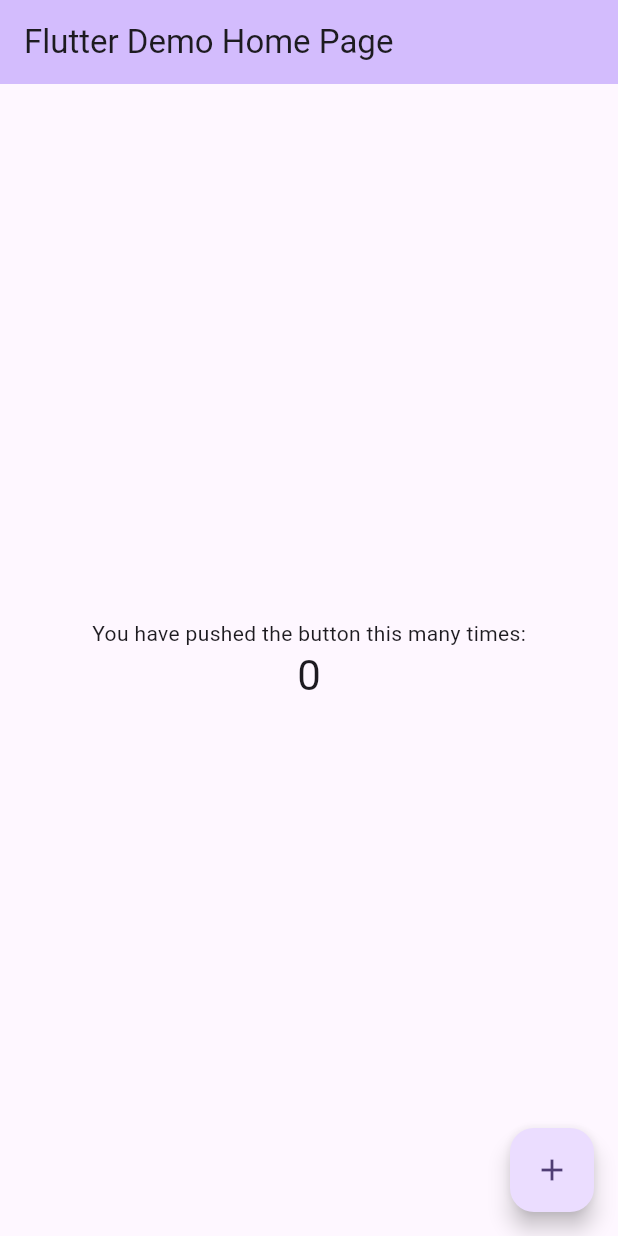
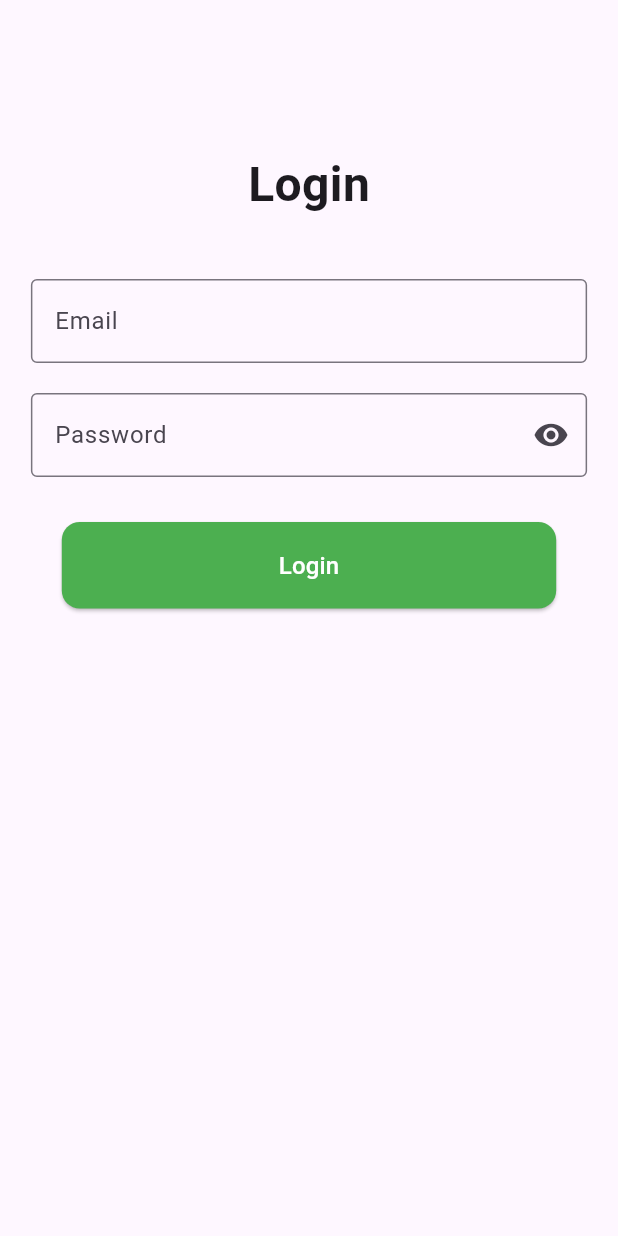
Before and after one commit to Krishnenduau/noteapp, a Flutter app: the screen it shows after launch, on a phone screen of 412 x 824 dp. Run offline on Flutter 3.47's test engine with Material 3 defaults, Android fonts, the phone set to English and light mode, and no system bars; our stand-ins replace get, shimmer.

Commit message:
note app 3 screen

```diff
--- /dev/null
+++ b/lib/Screen/login/login_logic.dart
@@ -0,0 +1,52 @@
+import 'package:get/get.dart';
+import 'package:note_app/Api/api.dart';
+
+import 'package:http/http.dart' as http;
+import 'package:note_app/Screen/home/home_view.dart';
+import 'package:note_app/components/snackbar.dart';
+
+class LoginController extends GetxController {
+  var email = ''.obs;
+  var password = ''.obs;
+  var passwordVisible = false.obs;
+
+  // Toggle password visibility
+  void togglePasswordVisibility() {
+    passwordVisible.value = !passwordVisible.value;
+  }
+
+  static Future<bool> apiLogin(Map<String, String> data) async {
+    await Future.delayed(Duration(seconds: 2));
+
+    const validEmail = 'eve.holt@reqres.in';
+    const validPassword = 'cityslicka';
+
+    if (data['email'] == validEmail && data['password'] == validPassword) {
+      return true;
+    } else {
+      return false;
+    }
+  }
+
+  // Function to handle login logic
+  Future<void> login(String email, String password) async {
+    // Check if either email or password is empty
+    if (email.isEmpty || password.isEmpty) {
+      showCustomSnackbar('Message', 'Please fill in both email and password');
+
+      return; // Don't proceed further if fields are empty
+    }
+
+    final data = {'email': email, 'password': password};
+
+    // Simulate an API call to validate the login
+    final isSuccess = await apiLogin(data);
+
+    if (isSuccess) {
+      // Navigate to the HomePage on success
+      Get.offAll(() => HomePage());
+    } else {
+      showCustomSnackbar('Login Failed', 'Invalid username or password');
+    }
+  }
+}
--- /dev/null
+++ b/lib/Screen/login/login_view.dart
@@ -0,0 +1,84 @@
+import 'package:flutter/material.dart';
+import 'package:get/get.dart';
+import 'package:note_app/components/common_textfield.dart';
+import 'package:note_app/Screen/login/login_logic.dart';
+
+class LoginPage extends StatelessWidget {
+  final LoginController controller = Get.put(LoginController());
+  final TextEditingController emailController = TextEditingController();
+  final TextEditingController passwordController = TextEditingController();
+
+  @override
+  Widget build(BuildContext context) {
+    final size = MediaQuery.of(context).size;
+
+    return Scaffold(
+      body: SingleChildScrollView(
+        child: Padding(
+          padding: EdgeInsets.symmetric(
+            horizontal: size.width * 0.05,
+          ), // 5% padding on left and right
+          child: Center(
+            child: Column(
+              mainAxisAlignment: MainAxisAlignment.center,
+              crossAxisAlignment: CrossAxisAlignment.center,
+              children: [
+                const SizedBox(
+                  height: 100,
+                ), // To ensure some space from the top
+                const Text(
+                  'Login',
+                  style: TextStyle(fontSize: 32, fontWeight: FontWeight.bold),
+                ),
+                const SizedBox(height: 40),
+
+                // Email Field
+                CommonTextField(
+                  label: 'Email',
+                  controller: emailController,
+                  onChanged: (value) => controller.email.value = value,
+                  isPasswordField: false,
+                ),
+                const SizedBox(height: 20),
+
+                // Password Field with visibility toggle
+                Obx(
+                  () => CommonTextField(
+                    label: 'Password',
+                    controller: passwordController,
+                    obscureText: controller.passwordVisible.value,
+                    isPasswordField: true,
+                    onChanged: (value) => controller.password.value = value,
+                    onToggleVisibility: controller.togglePasswordVisibility,
+                  ),
+                ),
+                const SizedBox(height: 30),
+
+                // Login Button
+                ElevatedButton(
+                  style: ElevatedButton.styleFrom(
+                    backgroundColor: Colors.green,
+                    minimumSize: Size(
+                      size.width * 0.8,
+                      size.height * 0.07,
+                    ), // 80% width, 7% height
+                    shape: RoundedRectangleBorder(
+                      borderRadius: BorderRadius.circular(12),
+                    ),
+                  ),
+                  onPressed: () {
+
+                  },
+                  child: const Text(
+                    'Login',
+                    style: TextStyle(fontSize: 16, color: Colors.white),
+                  ),
+                ),
+              ],
+            ),
+          ),
+        ),
+      ),
+    );
+  }
+}
--- /dev/null
+++ b/lib/components/common_textfield.dart
@@ -0,0 +1,50 @@
+import 'package:flutter/material.dart';
+import 'package:flutter/material.dart';
+
+class CommonTextField extends StatelessWidget {
+  final String label;
+  final bool obscureText;
+  final bool isPasswordField;
+  final TextEditingController controller;
+  final Function(String) onChanged;
+  final VoidCallback? onToggleVisibility;
+  final int maxLines;
+
+  const CommonTextField({
+    Key? key,
+    required this.label,
+    this.obscureText = false,
+    this.isPasswordField = false,
+    required this.controller,
+    required this.onChanged,
+    this.onToggleVisibility,
+    this.maxLines = 1, // default to single-line input
+  }) : super(key: key);
+
+  @override
+  Widget build(BuildContext context) {
+    return TextField(
+      controller: controller,
+      obscureText: obscureText,
+      onChanged: onChanged,
+      maxLines: maxLines,
+      decoration: InputDecoration(
+        labelText: label,
+        border: const OutlineInputBorder(),
+        contentPadding: const EdgeInsets.symmetric(
+          horizontal: 12,
+          vertical: 16,
+        ),
+        suffixIcon:
+            isPasswordField
+                ? IconButton(
+                  icon: Icon(
+                    obscureText ? Icons.visibility_off : Icons.visibility,
+                  ),
+                  onPressed: onToggleVisibility,
+                )
+                : null,
+      ),
+    );
+  }
+}
--- a/lib/main.dart
+++ b/lib/main.dart
@@ -1,4 +1,6 @@
 import 'package:flutter/material.dart';
+import 'package:get/get.dart';
+import 'package:note_app/Screen/login/login_view.dart';
 
 void main() {
   runApp(const MyApp());
@@ -7,116 +9,8 @@ void main() {
 class MyApp extends StatelessWidget {
   const MyApp({super.key});
 
-  // This widget is the root of your application.
   @override
   Widget build(BuildContext context) {
-    return MaterialApp(
-      title: 'Flutter Demo',
-      theme: ThemeData(
-        // This is the theme of your application.
-        //
-        // TRY THIS: Try running your application with "flutter run". You'll see
-        // the application has a purple toolbar. Then, without quitting the app,
-        // try changing the seedColor in the colorScheme below to Colors.green
-        // and then invoke "hot reload" (save your changes or press the "hot
-        // reload" button in a Flutter-supported IDE, or press "r" if you used
-        // the command line to start the app).
-        //
-        // Notice that the counter didn't reset back to zero; the application
-        // state is not lost during the reload. To reset the state, use hot
-        // restart instead.
-        //
-        // This works for code too, not just values: Most code changes can be
-        // tested with just a hot reload.
-        colorScheme: ColorScheme.fromSeed(seedColor: Colors.deepPurple),
-      ),
-      home: const MyHomePage(title: 'Flutter Demo Home Page'),
-    );
+    return GetMaterialApp(debugShowCheckedModeBanner: false, home: LoginPage());
   }
 }
-
-class MyHomePage extends StatefulWidget {
-  const MyHomePage({super.key, required this.title});
-
-  // This widget is the home page of your application. It is stateful, meaning
-  // that it has a State object (defined below) that contains fields that affect
-  // how it looks.
-
-  // This class is the configuration for the state. It holds the values (in this
-  // case the title) provided by the parent (in this case the App widget) and
-  // used by the build method of the State. Fields in a Widget subclass are
-  // always marked "final".
-
-  final String title;
-
-  @override
-  State<MyHomePage> createState() => _MyHomePageState();
-}
-
-class _MyHomePageState extends State<MyHomePage> {
-  int _counter = 0;
-
-  void _incrementCounter() {
-    setState(() {
-      // This call to setState tells the Flutter framework that something has
-      // changed in this State, which causes it to rerun the build method below
-      // so that the display can reflect the updated values. If we changed
-      // _counter without calling setState(), then the build method would not be
-      // called again, and so nothing would appear to happen.
-      _counter++;
-    });
-  }
-
-  @override
-  Widget build(BuildContext context) {
-    // This method is rerun every time setState is called, for instance as done
-    // by the _incrementCounter method above.
-    //
-    // The Flutter framework has been optimized to make rerunning build methods
-    // fast, so that you can just rebuild anything that needs updating rather
-    // than having to individually change instances of widgets.
-    return Scaffold(
-      appBar: AppBar(
-        // TRY THIS: Try changing the color here to a specific color (to
-        // Colors.amber, perhaps?) and trigger a hot reload to see the AppBar
-        // change color while the other colors stay the same.
-        backgroundColor: Theme.of(context).colorScheme.inversePrimary,
-        // Here we take the value from the MyHomePage object that was created by
-        // the App.build method, and use it to set our appbar title.
-        title: Text(widget.title),
-      ),
-      body: Center(
-        // Center is a layout widget. It takes a single child and positions it
-        // in the middle of the parent.
-        child: Column(
-          // Column is also a layout widget. It takes a list of children and
-          // arranges them vertically. By default, it sizes itself to fit its
-          // children horizontally, and tries to be as tall as its parent.
-          //
-          // Column has various properties to control how it sizes itself and
-          // how it positions its children. Here we use mainAxisAlignment to
-          // center the children vertically; the main axis here is the vertical
-          // axis because Columns are vertical (the cross axis would be
-          // horizontal).
-          //
-          // TRY THIS: Invoke "debug painting" (choose the "Toggle Debug Paint"
-          // action in the IDE, or press "p" in the console), to see the
-          // wireframe for each widget.
-          mainAxisAlignment: MainAxisAlignment.center,
-          children: <Widget>[
-            const Text('You have pushed the button this many times:'),
-            Text(
-              '$_counter',
-              style: Theme.of(context).textTheme.headlineMedium,
-            ),
-          ],
-        ),
-      ),
-      floatingActionButton: FloatingActionButton(
-        onPressed: _incrementCounter,
-        tooltip: 'Increment',
-        child: const Icon(Icons.add),
-      ), // This trailing comma makes auto-formatting nicer for build methods.
-    );
-  }
-}
--- a/pubspec.yaml
+++ b/pubspec.yaml
@@ -34,6 +34,9 @@ dependencies:
   # The following adds the Cupertino Icons font to your application.
   # Use with the CupertinoIcons class for iOS style icons.
   cupertino_icons: ^1.0.8
+  get: ^4.7.2
+  http: ^1.4.0
+  shimmer: ^3.0.0
 
 dev_dependencies:
   flutter_test:
```
Also changed, not shown: lib/Api/api.dart (added, +9 -0 lines), lib/Screen/edit_screen/edit_binding.dart (added, +9 -0 lines), lib/Screen/edit_screen/edit_logic.dart (added, +67 -0 lines), lib/Screen/edit_screen/edit_screen.dart (added, +82 -0 lines), lib/Screen/home/home_binding.dart (added, +9 -0 lines), lib/Screen/home/home_logic.dart (added, +51 -0 lines), lib/Screen/home/home_view.dart (added, +85 -0 lines), lib/Screen/login/login_binding.dart (added, +9 -0 lines), lib/components/shimmer_card.dart (added, +18 -0 lines), lib/components/snackbar.dart (added, +34 -0 lines), pubspec.lock, 1 other file.
